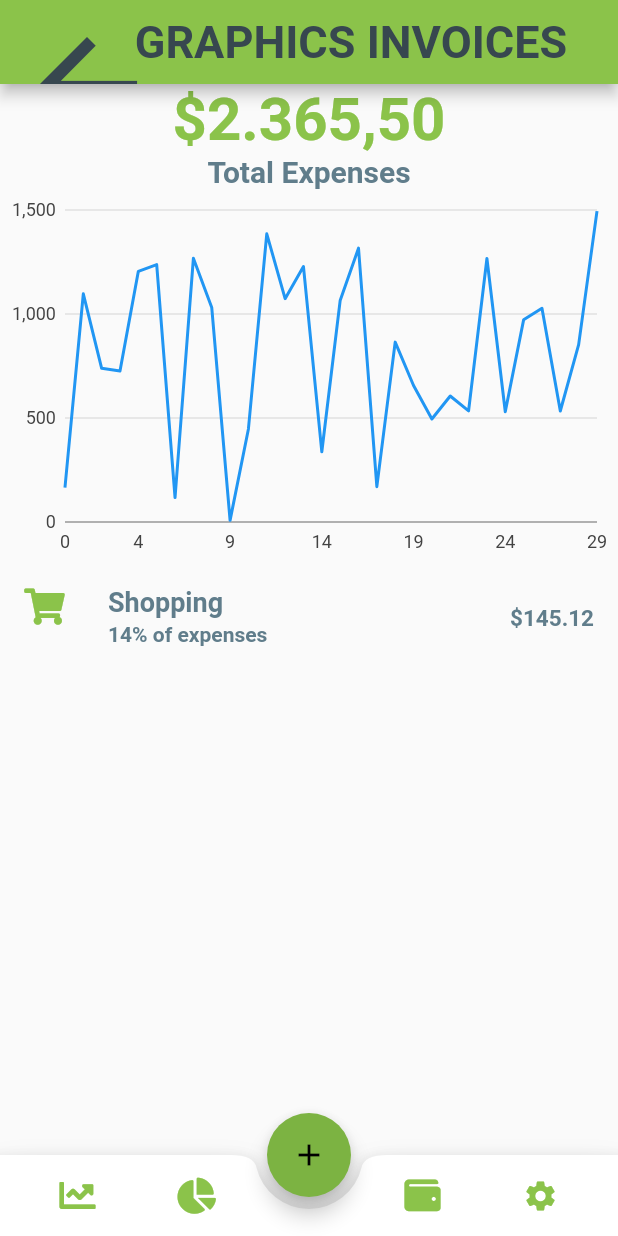
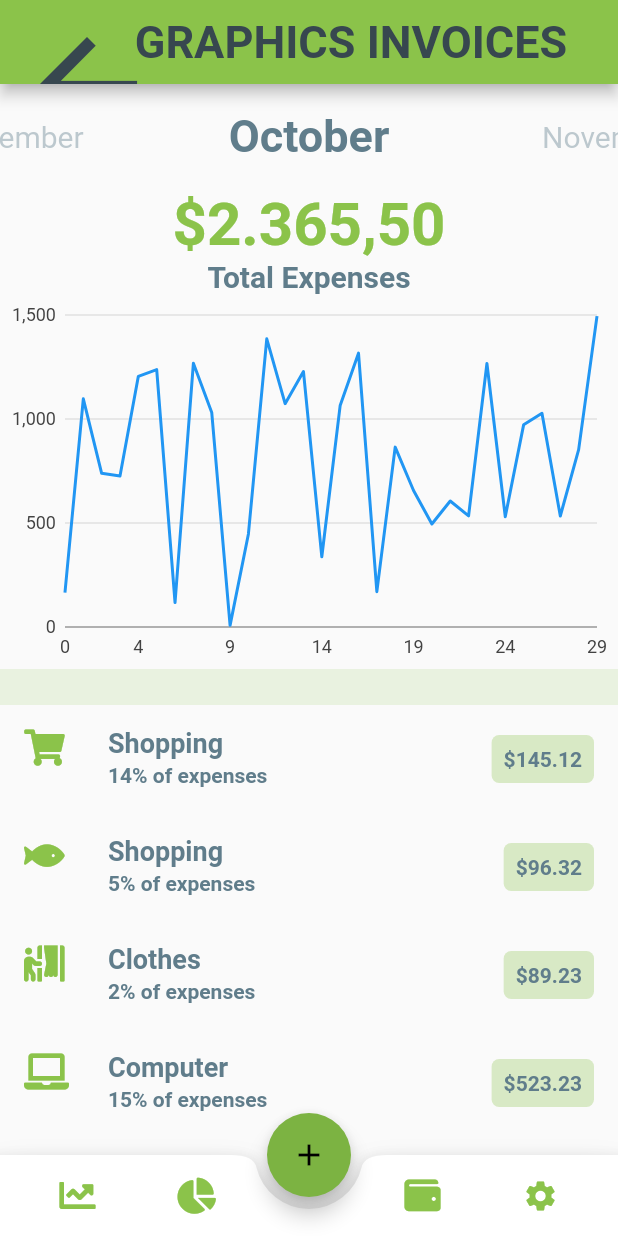
Before and after one commit to SilviaRoldan/flutter_accounting, a Flutter app: the GraphicInvoices screen opened by its route, on a phone screen of 412 x 824 dp. Run offline on Flutter 3.47's test engine with Material 2 defaults, Android fonts, the phone set to English and light mode, and no system bars; our stand-ins replace charts_flutter, font_awesome_flutter; Roboto replaces fonts that are missing (Hind, Montserrat).

Commit message:
graphics - moths

```diff
--- a/lib/screens/graphic-invoices.dart
+++ b/lib/screens/graphic-invoices.dart
@@ -1,12 +1,34 @@
+import 'package:flutter/cupertino.dart';
 import 'package:flutter/material.dart';
 import 'package:flutter/rendering.dart';
 import 'package:font_awesome_flutter/font_awesome_flutter.dart';
 import 'package:flutter_accounting/graph_widget.dart';
 
 
-class GraphicInvoices extends StatelessWidget {
+class GraphicInvoices extends StatefulWidget {
 
-  Widget _bottonAction(IconData icon) {
+  @override
+  _GraphicInvoicesState createState() => _GraphicInvoicesState();
+}
+
+class _GraphicInvoicesState extends State<GraphicInvoices> {
+  PageController _controller;
+
+  int currentPage = 9;
+
+  @override
+
+
+  void initState(){
+      super.initState();
+
+    _controller = PageController(
+      initialPage: currentPage,
+      viewportFraction: 0.4,
+    );
+  }
+
+  Widget _bottomAction(IconData icon) {
     return InkWell(
       child: Padding(
         padding: const EdgeInsets.all(15.0),
@@ -37,11 +59,11 @@ class GraphicInvoices extends StatelessWidget {
             mainAxisSize: MainAxisSize.max,
             mainAxisAlignment: MainAxisAlignment.spaceEvenly,
             children: <Widget>[
-              _bottonAction(FontAwesomeIcons.chartLine,),
-              _bottonAction(FontAwesomeIcons.chartPie),
+              _bottomAction(FontAwesomeIcons.chartLine,),
+              _bottomAction(FontAwesomeIcons.chartPie),
               SizedBox(width: 48.0),
-              _bottonAction(FontAwesomeIcons.wallet),
-              _bottonAction(Icons.settings,),
+              _bottomAction(FontAwesomeIcons.wallet),
+              _bottomAction(Icons.settings,),
             ],
           ),
         ),
@@ -54,7 +76,6 @@ class GraphicInvoices extends StatelessWidget {
     );
   }
 
-
   Widget _body() {
     return SafeArea(
         child: Column(
@@ -62,13 +83,75 @@ class GraphicInvoices extends StatelessWidget {
             _selector(),
             _expenses(),
             _graph(),
+            Container(
+              color: Colors.lightGreen.withOpacity(0.15),
+              height: 24.0,
+            ),
             _list(),
           ],
         )
     );
   }
 
-  Widget _selector() => Container();
+  Widget _pageItem (String name, int position){
+    var _alignment;
+
+    final selected = TextStyle(
+      fontSize: 30.0,
+      fontWeight: FontWeight.bold,
+      color: Colors.blueGrey,
+    );
+    final unselected = TextStyle(
+      fontSize: 20.0,
+      fontWeight: FontWeight.normal,
+      color: Colors.blueGrey.withOpacity(0.4),
+    );
+
+
+
+    if ( position == currentPage){
+      _alignment = Alignment.center;
+    } else if (position > currentPage){
+      _alignment = Alignment.centerRight;
+    } else {
+      _alignment = Alignment.centerLeft;
+    }
+
+    return Align(
+        alignment: _alignment,
+        child: Text(name,
+           style: position == currentPage ? selected : unselected,),
+    );
+  }
+
+  Widget _selector() {
+    return SizedBox.fromSize(
+      size: Size.fromHeight(70.0),
+      child: PageView(
+        onPageChanged: (newPage) {
+          setState(() {
+            currentPage = newPage;
+          });
+        },
+        controller: _controller,
+        children: <Widget>[
+          _pageItem('January',0),
+          _pageItem('February',1),
+          _pageItem('March',2),
+          _pageItem('April',3),
+          _pageItem('MAy',4),
+          _pageItem('June',5),
+          _pageItem('July',6),
+          _pageItem('August',7),
+          _pageItem('September',8),
+          _pageItem('October',9),
+          _pageItem('November',10),
+          _pageItem('December',11),
+        ],
+      ),
+
+    );
+  }
 
   Widget _expenses() {
     return Column(
@@ -115,12 +198,21 @@ class GraphicInvoices extends StatelessWidget {
           color: Colors.blueGrey,
         ),
       ),
-      trailing: Text('\$$value',
-        style: TextStyle (
-          fontWeight: FontWeight.bold,
-          fontSize: 15.0,
-          color: Colors.blueGrey,
+      trailing: Container (
+        decoration: BoxDecoration (
+          color: Colors.lightGreen.withOpacity(0.3),
+          borderRadius: BorderRadius.circular(5.0),
         ),
+        child: Padding(
+          padding: const EdgeInsets.all(8.0),
+          child: Text('\$$value',
+            style: TextStyle (
+              fontWeight: FontWeight.bold,
+              color: Colors.blueGrey,
+            ),
+          ),
+        ),
+
       ),
     );
   }
@@ -130,6 +222,13 @@ class GraphicInvoices extends StatelessWidget {
         child: ListView (
           children: <Widget>[
             _item(FontAwesomeIcons.shoppingCart, 'Shopping', 14, 145.12),
+            _item(FontAwesomeIcons.fish, 'Shopping', 5, 96.32),
+            _item(FontAwesomeIcons.personBooth, 'Clothes', 2, 89.23),
+            _item(FontAwesomeIcons.laptop, 'Computer', 15, 523.23),
+            _item(FontAwesomeIcons.shuttleVan, 'Petrol', 3, 200.0),
+            _item(FontAwesomeIcons.cocktail, 'Alcohol', 10, 254.12),
+            _item(FontAwesomeIcons.fileAlt, 'Bills', 14, 145.12),
+
           ],
         ),
     );
```
